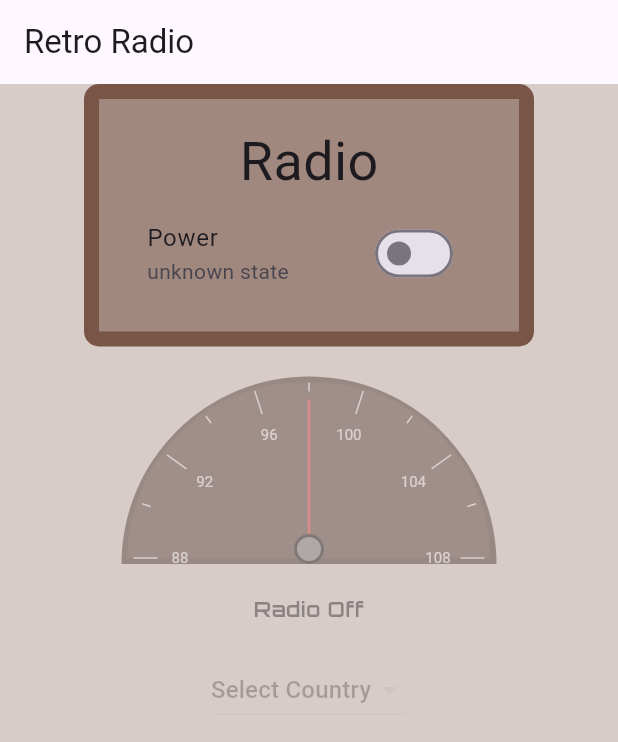
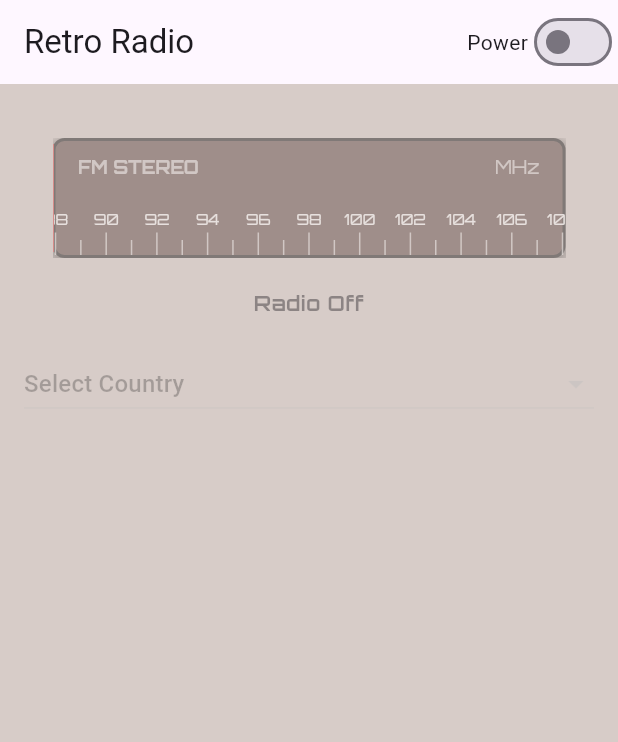
Before and after one commit to tmavroidis/cfrn, a Flutter app: the screen it shows after launch, on a phone screen of 412 x 824 dp. Shown: the top 742 px of the screen. Run offline on Flutter 3.47's test engine with Material 3 defaults, Android fonts, the phone set to English and light mode, and no system bars; our stand-ins replace audioplayers, google_fonts; network calls fail.

Commit message:
dial change and fix format errors on channel size

```diff
--- a/lib/main.dart
+++ b/lib/main.dart
@@ -1,5 +1,4 @@
 import 'dart:math';
-
 import 'package:flutter/material.dart';
 import 'package:http/http.dart' as http;
 import 'dart:convert';
@@ -186,24 +185,11 @@ class _RadioPageState extends State<RadioPage> {
     return Scaffold(
       appBar: AppBar(
         title: Text('Retro Radio', style: GoogleFonts.bungeeInline()),
-      ),
-      body: Center(
-        child: Column(
-          mainAxisAlignment: MainAxisAlignment.center,
-          children: <Widget>[
-            Container(
-              width: 300,
-              padding: const EdgeInsets.all(16.0),
-              decoration: BoxDecoration(
-                border: Border.all(color: Colors.brown, width: 10),
-                borderRadius: BorderRadius.circular(10),
-                color: Colors.brown[300],
-              ),
-              child: Column(
+        actions: [
+          Row(
             children: [
-                  Text('Radio', style: GoogleFonts.bungeeInline(fontSize: 36)),
-                  SwitchListTile(
-                    title: const Text('Power'),
+              const Text('Power'),
+              Switch(
                 value: _isPowerOn,
                 onChanged: (bool value) {
                   setState(() {
@@ -213,18 +199,24 @@ class _RadioPageState extends State<RadioPage> {
                     }
                   });
                 },
-                    subtitle: Text(_playerState?.toString() ?? 'unknown state'),
               ),
             ],
+          )
+        ],
       ),
-            ),
-            const SizedBox(height: 20),
+      body: SingleChildScrollView(
+        child: Padding(
+          padding: const EdgeInsets.all(16.0),
+          child: Column(
+            mainAxisAlignment: MainAxisAlignment.start,
+            children: <Widget>[
               Opacity(
                 opacity: _isPowerOn ? 1.0 : 0.4,
                 child: AbsorbPointer(
                   absorbing: !_isPowerOn,
                   child: Column(
                     children: [
+                      const SizedBox(height: 20),
                       RotaryDial(
                         stationCount: _stations.length,
                         onStationSelected: _onStationTuned,
@@ -237,7 +229,9 @@ class _RadioPageState extends State<RadioPage> {
                         overflow: TextOverflow.ellipsis,
                       ),
                       const SizedBox(height: 20),
+                      // [FIX] Added isExpanded to DropdownButton to fix horizontal overflow
                       DropdownButton<String>(
+                        isExpanded: true,
                         hint: _isResolvingServer
                             ? const Text('Finding server...')
                             : _isLoadingCountries
@@ -256,7 +250,7 @@ class _RadioPageState extends State<RadioPage> {
                         items: _countries.map<DropdownMenuItem<String>>((dynamic value) {
                           return DropdownMenuItem<String>(
                             value: value['iso_3166_1'],
-                          child: Text(value['name']),
+                            child: Text(value['name'], overflow: TextOverflow.ellipsis),
                           );
                         }).toList(),
                       ),
@@ -265,8 +259,7 @@ class _RadioPageState extends State<RadioPage> {
                 ),
               ),
               const SizedBox(height: 20),
-            Expanded(
-              child: Opacity(
+              Opacity(
                 opacity: _isPowerOn ? 1.0 : 0.4,
                 child: AbsorbPointer(
                   absorbing: !_isPowerOn,
@@ -275,6 +268,8 @@ class _RadioPageState extends State<RadioPage> {
                       : _stations.isEmpty
                       ? Center(child: Text(_selectedCountry == null ? '' : 'No stations found.'))
                       : ListView.builder(
+                    shrinkWrap: true,
+                    primary: false,
                     itemCount: _stations.length,
                     itemBuilder: (context, index) {
                       final station = _stations[index];
@@ -289,15 +284,14 @@ class _RadioPageState extends State<RadioPage> {
                   ),
                 ),
               ),
+            ],
           ),
-          ],
         ),
       ),
     );
   }
 }
 
-// [FIX] Updated RotaryDial to be a half-moon shape with frequency markings
 class RotaryDial extends StatefulWidget {
   final Function(int) onStationSelected;
   final int stationCount;
@@ -313,131 +307,112 @@ class RotaryDial extends StatefulWidget {
 }
 
 class _RotaryDialState extends State<RotaryDial> {
-  double _angle = 0.0; // Represents the needle's angle, from -PI/2 to PI/2
+  double _needlePosition = 0.0; // Position from 0.0 to 1.0
 
   @override
   Widget build(BuildContext context) {
+    return LayoutBuilder(
+      builder: (context, constraints) {
+        final double dialWidth = constraints.maxWidth * 0.9;
+        final double dialHeight = 80;
+
         return GestureDetector(
           onPanUpdate: (details) {
-        // Update angle based on horizontal drag, constrained to a 180-degree arc
-        final screenWidth = MediaQuery.of(context).size.width;
-        final angleChange = (details.delta.dx / screenWidth) * pi;
+            final newPosition = _needlePosition + (details.delta.dx / dialWidth);
             setState(() {
-          _angle = (_angle + angleChange).clamp(-pi / 2, pi / 2);
+              _needlePosition = newPosition.clamp(0.0, 1.0);
             });
           },
           onPanEnd: (details) {
             if (widget.stationCount > 0) {
-          // Normalize the angle from 0.0 to 1.0
-          final normalizedValue = (_angle + (pi / 2)) / pi;
-          // Map the normalized value to a station index
-          final stationIndex = (normalizedValue * (widget.stationCount - 1)).round();
+              final stationIndex = (_needlePosition * (widget.stationCount - 1)).round();
               widget.onStationSelected(stationIndex);
             }
           },
           child: SizedBox(
-        width: 250,
-        height: 125,
+            width: dialWidth,
+            height: dialHeight,
             child: Stack(
-          alignment: Alignment.bottomCenter,
+              alignment: Alignment.center,
               children: [
-            // The half-moon background with frequency markings
                 Container(
-              width: 250,
-              height: 125,
+                  width: dialWidth,
+                  height: dialHeight,
                   decoration: BoxDecoration(
                     color: Colors.brown[800],
-                borderRadius: const BorderRadius.only(
-                  topLeft: Radius.circular(125),
-                  topRight: Radius.circular(125),
-                ),
-                border: Border.all(color: Colors.brown[900]!, width: 4),
+                    borderRadius: BorderRadius.circular(8),
+                    border: Border.all(color: Colors.black, width: 2),
+                    boxShadow: [
+                      BoxShadow(
+                        color: Colors.black.withOpacity(0.5),
+                        spreadRadius: 2,
+                        blurRadius: 4,
+                        offset: const Offset(0, 2),
+                      )
+                    ],
                   ),
                   child: CustomPaint(
-                painter: FrequencyPainter(),
+                    painter: HorizontalDialPainter(),
                   ),
                 ),
-            // The tuning needle
-            Transform.rotate(
-              angle: _angle,
-              alignment: Alignment.bottomCenter,
+                Positioned(
+                  left: _needlePosition * (dialWidth - 4) - 1,
                   child: Container(
                     width: 2,
-                height: 110,
-                decoration: BoxDecoration(
+                    height: dialHeight - 8,
                     color: Colors.red[700],
-                  borderRadius: BorderRadius.circular(2),
-                ),
-              ),
-            ),
-            // A decorative knob at the pivot point
-            Container(
-              width: 20,
-              height: 20,
-              decoration: BoxDecoration(
-                color: Colors.grey[600],
-                shape: BoxShape.circle,
-                border: Border.all(color: Colors.black, width: 2),
                   ),
                 ),
               ],
             ),
           ),
         );
+      },
+    );
   }
 }
 
-// [NEW] Custom Painter for drawing the frequency markings on the dial
-class FrequencyPainter extends CustomPainter {
+class HorizontalDialPainter extends CustomPainter {
   @override
   void paint(Canvas canvas, Size size) {
-    final center = Offset(size.width / 2, size.height);
-    final radius = size.width / 2;
+    final width = size.width;
+    final height = size.height;
 
     final paint = Paint()
-      ..color = Colors.white.withOpacity(0.8)
+      ..color = Colors.white.withOpacity(0.7)
       ..style = PaintingStyle.stroke
       ..strokeWidth = 1;
 
-    final textStyle = TextStyle(
-      color: Colors.white.withOpacity(0.8),
-      fontSize: 10,
+    const majorTickCount = 11; // For 88, 90, ..., 108
+    for (int i = 0; i < majorTickCount; i++) {
+      final x = (width / (majorTickCount - 1)) * i;
+
+      canvas.drawLine(Offset(x, height), Offset(x, height - 15), paint);
+
+      final text = (88 + i * 2).toString();
+      final textSpan = TextSpan(
+        text: text,
+        style: GoogleFonts.orbitron(color: Colors.white, fontSize: 10),
       );
+      final textPainter = TextPainter(text: textSpan, textAlign: TextAlign.center, textDirection: TextDirection.ltr);
+      textPainter.layout();
+      textPainter.paint(canvas, Offset(x - (textPainter.width / 2), height - 30));
 
-    // Draw 11 markings (for 88 to 108)
-    for (int i = 0; i <= 10; i++) {
-      // Calculate angle for each marking from -180 to 0 degrees
-      final angle = -pi + (pi * i / 10);
-
-      final isMajorMarking = i % 2 == 0;
-      final markingLength = isMajorMarking ? 20.0 : 10.0;
-
-      final innerX = center.dx + (radius - markingLength) * cos(angle);
-      final innerY = center.dy + (radius - markingLength) * sin(angle);
-      final outerX = center.dx + (radius - 4) * cos(angle);
-      final outerY = center.dy + (radius - 4) * sin(angle);
-
-      canvas.drawLine(Offset(innerX, innerY), Offset(outerX, outerY), paint);
-
-      // Draw text for major markings
-      if (isMajorMarking) {
-        final textSpan = TextSpan(
-          text: (88 + i * 2).toString(),
-          style: textStyle,
-        );
-        final textPainter = TextPainter(
-          text: textSpan,
-          textAlign: TextAlign.center,
-          textDirection: TextDirection.ltr,
-        );
-        textPainter.layout();
-
-        // Position text inside the markings
-        final textX = center.dx + (radius - 35) * cos(angle) - (textPainter.width / 2);
-        final textY = center.dy + (radius - 35) * sin(angle) - (textPainter.height / 2);
-        textPainter.paint(canvas, Offset(textX, textY));
+      if (i < majorTickCount - 1) {
+        final minorX = x + (width / (majorTickCount - 1) / 2);
+        canvas.drawLine(Offset(minorX, height), Offset(minorX, height - 10), paint);
       }
     }
+
+    final fmText = TextSpan(text: 'FM STEREO', style: GoogleFonts.orbitron(color: Colors.white70, fontSize: 12, fontWeight: FontWeight.bold));
+    final fmTextPainter = TextPainter(text: fmText, textDirection: TextDirection.ltr);
+    fmTextPainter.layout();
+    fmTextPainter.paint(canvas, const Offset(15, 10));
+
+    final mhzText = TextSpan(text: 'MHz', style: GoogleFonts.orbitron(color: Colors.white70, fontSize: 12));
+    final mhzTextPainter = TextPainter(text: mhzText, textDirection: TextDirection.ltr);
+    mhzTextPainter.layout();
+    mhzTextPainter.paint(canvas, Offset(width - 45, 10));
   }
 
   @override
```
Lines whose indentation alone changed are shown as unchanged.
